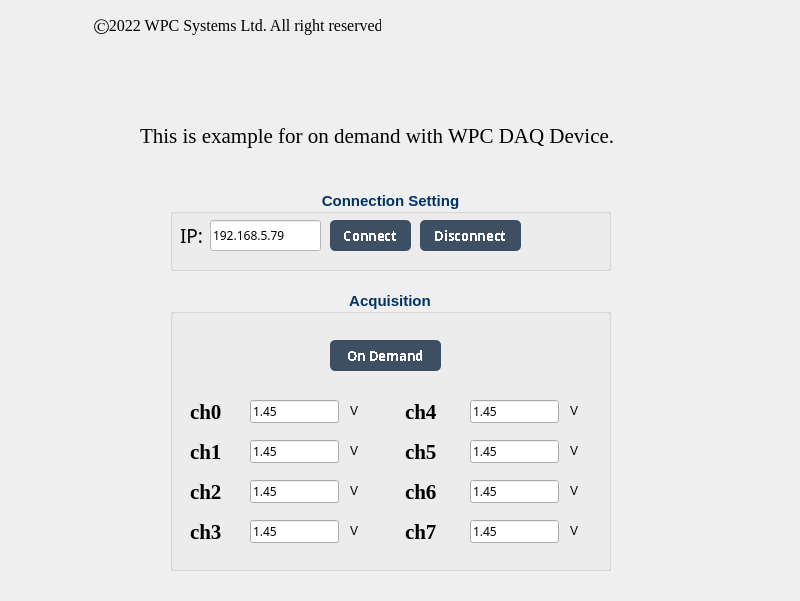
This is examples/GUI/AIO/Example_analog_input_on_demand/UI_design/example_GUI_AI_on_demand.ui in WPC-Systems-Ltd/WPC_Python_driver_release as Qt 5 draws it before an edit. The edited form follows.
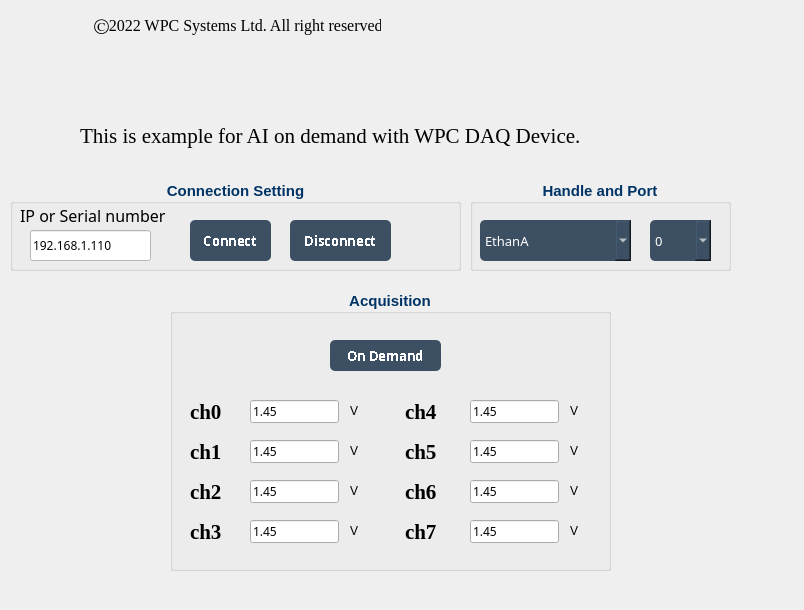
This is the edited form. Icons and pictures are not drawn.

Commit message:
v1.1.0 - New products release EthanO & EthanL (#51)
v1.1.0 Date: 2022/11/23, Developer: Chunglee_people
-----------------------------------------------------------

### Added
- Add handle combobox in GUI example code
- Add product `EthanL` & `EthanO`
- Add `AO_waveform_generation.py` example code

### Changed
- Update `WPC_DAQ_Devices_User_Manual` from r19 to r20

```diff
--- a/examples/GUI/AIO/Example_analog_input_on_demand/UI_design/example_GUI_AI_on_demand.ui
+++ b/examples/GUI/AIO/Example_analog_input_on_demand/UI_design/example_GUI_AI_on_demand.ui
@@ -6,8 +6,8 @@
    <rect>
     <x>0</x>
     <y>0</y>
-    <width>800</width>
-    <height>601</height>
+    <width>804</width>
+    <height>610</height>
    </rect>
   </property>
   <property name="minimumSize">
@@ -23,10 +23,10 @@
    <widget class="QGroupBox" name="groupBox_connection">
     <property name="geometry">
      <rect>
-      <x>170</x>
-      <y>190</y>
-      <width>441</width>
-      <height>81</height>
+      <x>10</x>
+      <y>180</y>
+      <width>451</width>
+      <height>91</height>
      </rect>
     </property>
     <property name="palette">
@@ -494,70 +494,12 @@
     <property name="checkable">
      <bool>false</bool>
     </property>
-    <widget class="QLabel" name="lb_ip">
-     <property name="geometry">
-      <rect>
-       <x>10</x>
-       <y>30</y>
-       <width>31</width>
-       <height>31</height>
-      </rect>
-     </property>
-     <property name="palette">
-      <palette>
-       <active>
-        <colorrole role="WindowText">
-         <brush brushstyle="SolidPattern">
-          <color alpha="255">
-           <red>0</red>
-           <green>0</green>
-           <blue>0</blue>
-          </color>
-         </brush>
-        </colorrole>
-       </active>
-       <inactive>
-        <colorrole role="WindowText">
-         <brush brushstyle="SolidPattern">
-          <color alpha="255">
-           <red>0</red>
-           <green>0</green>
-           <blue>0</blue>
-          </color>
-         </brush>
-        </colorrole>
-       </inactive>
-       <disabled>
-        <colorrole role="WindowText">
-         <brush brushstyle="SolidPattern">
-          <color alpha="255">
-           <red>127</red>
-           <green>127</green>
-           <blue>127</blue>
-          </color>
-         </brush>
-        </colorrole>
-       </disabled>
-      </palette>
-     </property>
-     <property name="font">
-      <font>
-       <family>微軟正黑體</family>
-       <pointsize>14</pointsize>
-       <weight>50</weight>
-       <bold>false</bold>
-      </font>
-     </property>
-     <property name="text">
-      <string>IP:</string>
-     </property>
-    </widget>
     <widget class="QLineEdit" name="lineEdit_IP">
      <property name="geometry">
       <rect>
-       <x>40</x>
-       <y>30</y>
-       <width>111</width>
+       <x>20</x>
+       <y>50</y>
+       <width>121</width>
        <height>31</height>
       </rect>
      </property>
@@ -570,16 +512,16 @@
       </font>
      </property>
      <property name="text">
-      <string>192.168.5.79</string>
+      <string>192.168.1.110</string>
      </property>
     </widget>
     <widget class="QPushButton" name="btn_connect">
      <property name="geometry">
       <rect>
-       <x>160</x>
-       <y>30</y>
+       <x>180</x>
+       <y>40</y>
        <width>81</width>
-       <height>31</height>
+       <height>41</height>
       </rect>
      </property>
      <property name="palette">
@@ -1058,10 +1000,10 @@
     <widget class="QPushButton" name="btn_disconnect">
      <property name="geometry">
       <rect>
-       <x>250</x>
-       <y>30</y>
+       <x>280</x>
+       <y>40</y>
        <width>101</width>
-       <height>31</height>
+       <height>41</height>
       </rect>
      </property>
      <property name="palette">
@@ -1540,8 +1482,8 @@
     <widget class="QLabel" name="lb_led">
      <property name="geometry">
       <rect>
-       <x>370</x>
-       <y>20</y>
+       <x>390</x>
+       <y>30</y>
        <width>51</width>
        <height>51</height>
       </rect>
@@ -1556,7 +1498,64 @@
       <bool>true</bool>
      </property>
     </widget>
-    <zorder>lb_ip</zorder>
+    <widget class="QLabel" name="lb_ip">
+     <property name="geometry">
+      <rect>
+       <x>10</x>
+       <y>20</y>
+       <width>191</width>
+       <height>31</height>
+      </rect>
+     </property>
+     <property name="palette">
+      <palette>
+       <active>
+        <colorrole role="WindowText">
+         <brush brushstyle="SolidPattern">
+          <color alpha="255">
+           <red>0</red>
+           <green>0</green>
+           <blue>0</blue>
+          </color>
+         </brush>
+        </colorrole>
+       </active>
+       <inactive>
+        <colorrole role="WindowText">
+         <brush brushstyle="SolidPattern">
+          <color alpha="255">
+           <red>0</red>
+           <green>0</green>
+           <blue>0</blue>
+          </color>
+         </brush>
+        </colorrole>
+       </inactive>
+       <disabled>
+        <colorrole role="WindowText">
+         <brush brushstyle="SolidPattern">
+          <color alpha="255">
+           <red>127</red>
+           <green>127</green>
+           <blue>127</blue>
+          </color>
+         </brush>
+        </colorrole>
+       </disabled>
+      </palette>
+     </property>
+     <property name="font">
+      <font>
+       <family>微軟正黑體</family>
+       <pointsize>12</pointsize>
+       <weight>50</weight>
+       <bold>false</bold>
+      </font>
+     </property>
+     <property name="text">
+      <string>IP or Serial number</string>
+     </property>
+    </widget>
     <zorder>btn_connect</zorder>
     <zorder>lineEdit_IP</zorder>
     <zorder>btn_disconnect</zorder>
@@ -1584,9 +1583,9 @@
    <widget class="QLabel" name="lb_declare">
     <property name="geometry">
      <rect>
-      <x>140</x>
+      <x>80</x>
       <y>120</y>
-      <width>611</width>
+      <width>651</width>
       <height>31</height>
      </rect>
     </property>
@@ -1597,7 +1596,7 @@
      </font>
     </property>
     <property name="text">
-     <string>This is example for on demand with WPC DAQ Device.</string>
+     <string>This is example for AI on demand with WPC DAQ Device.</string>
     </property>
    </widget>
    <widget class="QLabel" name="lb_trademark">
@@ -3016,6 +3015,969 @@
      <bool>false</bool>
     </property>
    </widget>
+   <widget class="QGroupBox" name="groupBox_handle">
+    <property name="geometry">
+     <rect>
+      <x>470</x>
+      <y>180</y>
+      <width>261</width>
+      <height>91</height>
+     </rect>
+    </property>
+    <property name="palette">
+     <palette>
+      <active>
+       <colorrole role="WindowText">
+        <brush brushstyle="SolidPattern">
+         <color alpha="255">
+          <red>0</red>
+          <green>51</green>
+          <blue>102</blue>
+         </color>
+        </brush>
+       </colorrole>
+       <colorrole role="Button">
+        <brush brushstyle="SolidPattern">
+         <color alpha="255">
+          <red>255</red>
+          <green>255</green>
+          <blue>255</blue>
+         </color>
+        </brush>
+       </colorrole>
+       <colorrole role="Light">
+        <brush brushstyle="SolidPattern">
+         <color alpha="255">
+          <red>255</red>
+          <green>255</green>
+          <blue>255</blue>
+         </color>
+        </brush>
+       </colorrole>
+       <colorrole role="Midlight">
+        <brush brushstyle="SolidPattern">
+         <color alpha="255">
+          <red>255</red>
+          <green>255</green>
+          <blue>255</blue>
+         </color>
+        </brush>
+       </colorrole>
+       <colorrole role="Dark">
+        <brush brushstyle="SolidPattern">
+         <color alpha="255">
+          <red>127</red>
+          <green>127</green>
+          <blue>127</blue>
+         </color>
+        </brush>
+       </colorrole>
+       <colorrole role="Mid">
+        <brush brushstyle="SolidPattern">
+         <color alpha="255">
+          <red>170</red>
+          <green>170</green>
+          <blue>170</blue>
+         </color>
+        </brush>
+       </colorrole>
+       <colorrole role="Text">
+        <brush brushstyle="SolidPattern">
+         <color alpha="255">
+          <red>0</red>
+          <green>0</green>
+          <blue>0</blue>
+         </color>
+        </brush>
+       </colorrole>
+       <colorrole role="BrightText">
+        <brush brushstyle="SolidPattern">
+         <color alpha="255">
+          <red>255</red>
+          <green>255</green>
+          <blue>255</blue>
+         </color>
+        </brush>
+       </colorrole>
+       <colorrole role="ButtonText">
+        <brush brushstyle="SolidPattern">
+         <color alpha="255">
+          <red>0</red>
+          <green>0</green>
+          <blue>0</blue>
+         </color>
+        </brush>
+       </colorrole>
+       <colorrole role="Base">
+        <brush brushstyle="SolidPattern">
+         <color alpha="255">
+          <red>255</red>
+          <green>255</green>
+          <blue>255</blue>
+         </color>
+        </brush>
+       </colorrole>
+       <colorrole role="Window">
+        <brush brushstyle="SolidPattern">
+         <color alpha="255">
+          <red>255</red>
+          <green>255</green>
+          <blue>255</blue>
+         </color>
+        </brush>
+       </colorrole>
+       <colorrole role="Shadow">
+        <brush brushstyle="SolidPattern">
+         <color alpha="255">
+          <red>0</red>
+          <green>0</green>
+          <blue>0</blue>
+         </color>
+        </brush>
+       </colorrole>
+       <colorrole role="AlternateBase">
+        <brush brushstyle="SolidPattern">
+         <color alpha="255">
+          <red>255</red>
+          <green>255</green>
+          <blue>255</blue>
+         </color>
+        </brush>
+       </colorrole>
+       <colorrole role="ToolTipBase">
+        <brush brushstyle="SolidPattern">
+         <color alpha="255">
+          <red>255</red>
+          <green>255</green>
+          <blue>220</blue>
+         </color>
+        </brush>
+       </colorrole>
+       <colorrole role="ToolTipText">
+        <brush brushstyle="SolidPattern">
+         <color alpha="255">
+          <red>0</red>
+          <green>0</green>
+          <blue>0</blue>
+         </color>
+        </brush>
+       </colorrole>
+       <colorrole role="PlaceholderText">
+        <brush brushstyle="NoBrush">
+         <color alpha="128">
+          <red>0</red>
+          <green>0</green>
+          <blue>0</blue>
+         </color>
+        </brush>
+       </colorrole>
+      </active>
+      <inactive>
+       <colorrole role="WindowText">
+        <brush brushstyle="SolidPattern">
+         <color alpha="255">
+          <red>0</red>
+          <green>51</green>
+          <blue>102</blue>
+         </color>
+        </brush>
+       </colorrole>
+       <colorrole role="Button">
+        <brush brushstyle="SolidPattern">
+         <color alpha="255">
+          <red>255</red>
+          <green>255</green>
+          <blue>255</blue>
+         </color>
+        </brush>
+       </colorrole>
+       <colorrole role="Light">
+        <brush brushstyle="SolidPattern">
+         <color alpha="255">
+          <red>255</red>
+          <green>255</green>
+          <blue>255</blue>
+         </color>
+        </brush>
+       </colorrole>
+       <colorrole role="Midlight">
+        <brush brushstyle="SolidPattern">
+         <color alpha="255">
+          <red>255</red>
+          <green>255</green>
+          <blue>255</blue>
+         </color>
+        </brush>
+       </colorrole>
+       <colorrole role="Dark">
+        <brush brushstyle="SolidPattern">
+         <color alpha="255">
+          <red>127</red>
+          <green>127</green>
+          <blue>127</blue>
+         </color>
+        </brush>
+       </colorrole>
+       <colorrole role="Mid">
+        <brush brushstyle="SolidPattern">
+         <color alpha="255">
+          <red>170</red>
+          <green>170</green>
+          <blue>170</blue>
+         </color>
+        </brush>
+       </colorrole>
+       <colorrole role="Text">
+        <brush brushstyle="SolidPattern">
+         <color alpha="255">
+          <red>0</red>
+          <green>0</green>
+          <blue>0</blue>
+         </color>
+        </brush>
+       </colorrole>
+       <colorrole role="BrightText">
+        <brush brushstyle="SolidPattern">
+         <color alpha="255">
+          <red>255</red>
+          <green>255</green>
+          <blue>255</blue>
+         </color>
+        </brush>
+       </colorrole>
+       <colorrole role="ButtonText">
+        <brush brushstyle="SolidPattern">
+         <color alpha="255">
+          <red>0</red>
+          <green>0</green>
+          <blue>0</blue>
+         </color>
+        </brush>
+       </colorrole>
+       <colorrole role="Base">
+        <brush brushstyle="SolidPattern">
+         <color alpha="255">
+          <red>255</red>
+          <green>255</green>
+          <blue>255</blue>
+         </color>
+        </brush>
+       </colorrole>
+       <colorrole role="Window">
+        <brush brushstyle="SolidPattern">
+         <color alpha="255">
+          <red>255</red>
+          <green>255</green>
+          <blue>255</blue>
+         </color>
+        </brush>
+       </colorrole>
+       <colorrole role="Shadow">
+        <brush brushstyle="SolidPattern">
+         <color alpha="255">
+          <red>0</red>
+          <green>0</green>
+          <blue>0</blue>
+         </color>
+        </brush>
+       </colorrole>
+       <colorrole role="AlternateBase">
+        <brush brushstyle="SolidPattern">
+         <color alpha="255">
+          <red>255</red>
+          <green>255</green>
+          <blue>255</blue>
+         </color>
+        </brush>
+       </colorrole>
+       <colorrole role="ToolTipBase">
+        <brush brushstyle="SolidPattern">
+         <color alpha="255">
+          <red>255</red>
+          <green>255</green>
+          <blue>220</blue>
+         </color>
+        </brush>
+       </colorrole>
+       <colorrole role="ToolTipText">
+        <brush brushstyle="SolidPattern">
+         <color alpha="255">
+          <red>0</red>
+          <green>0</green>
+          <blue>0</blue>
+         </color>
+        </brush>
+       </colorrole>
+       <colorrole role="PlaceholderText">
+        <brush brushstyle="NoBrush">
+         <color alpha="128">
+          <red>0</red>
+          <green>0</green>
+          <blue>0</blue>
+         </color>
+        </brush>
+       </colorrole>
+      </inactive>
+      <disabled>
+       <colorrole role="WindowText">
+        <brush brushstyle="SolidPattern">
+         <color alpha="255">
+          <red>127</red>
+          <green>127</green>
+          <blue>127</blue>
+         </color>
+        </brush>
+       </colorrole>
+       <colorrole role="Button">
+        <brush brushstyle="SolidPattern">
+         <color alpha="255">
+          <red>255</red>
+          <green>255</green>
+          <blue>255</blue>
+         </color>
+        </brush>
+       </colorrole>
+       <colorrole role="Light">
+        <brush brushstyle="SolidPattern">
+         <color alpha="255">
+          <red>255</red>
+          <green>255</green>
+          <blue>255</blue>
+         </color>
+        </brush>
+       </colorrole>
+       <colorrole role="Midlight">
+        <brush brushstyle="SolidPattern">
+         <color alpha="255">
+          <red>255</red>
+          <green>255</green>
+          <blue>255</blue>
+         </color>
+        </brush>
+       </colorrole>
+       <colorrole role="Dark">
+        <brush brushstyle="SolidPattern">
+         <color alpha="255">
+          <red>127</red>
+          <green>127</green>
+          <blue>127</blue>
+         </color>
+        </brush>
+       </colorrole>
+       <colorrole role="Mid">
+        <brush brushstyle="SolidPattern">
+         <color alpha="255">
+          <red>170</red>
+          <green>170</green>
+          <blue>170</blue>
+         </color>
+        </brush>
+       </colorrole>
+       <colorrole role="Text">
+        <brush brushstyle="SolidPattern">
+         <color alpha="255">
+          <red>127</red>
+          <green>127</green>
+          <blue>127</blue>
+         </color>
+        </brush>
+       </colorrole>
+       <colorrole role="BrightText">
+        <brush brushstyle="SolidPattern">
+         <color alpha="255">
+          <red>255</red>
+          <green>255</green>
+          <blue>255</blue>
+         </color>
+        </brush>
+       </colorrole>
+       <colorrole role="ButtonText">
+        <brush brushstyle="SolidPattern">
+         <color alpha="255">
+          <red>127</red>
+          <green>127</green>
+          <blue>127</blue>
+         </color>
+        </brush>
+       </colorrole>
+       <colorrole role="Base">
+        <brush brushstyle="SolidPattern">
+         <color alpha="255">
+          <red>255</red>
+          <green>255</green>
+          <blue>255</blue>
+         </color>
+        </brush>
+       </colorrole>
+       <colorrole role="Window">
+        <brush brushstyle="SolidPattern">
+         <color alpha="255">
+          <red>255</red>
+          <green>255</green>
+          <blue>255</blue>
+         </color>
+        </brush>
+       </colorrole>
+       <colorrole role="Shadow">
+        <brush brushstyle="SolidPattern">
+         <color alpha="255">
+          <red>0</red>
+          <green>0</green>
+          <blue>0</blue>
+         </color>
+        </brush>
+       </colorrole>
+       <colorrole role="AlternateBase">
+        <brush brushstyle="SolidPattern">
+         <color alpha="255">
+          <red>255</red>
+          <green>255</green>
+          <blue>255</blue>
+         </color>
+        </brush>
+       </colorrole>
+       <colorrole role="ToolTipBase">
+        <brush brushstyle="SolidPattern">
+         <color alpha="255">
+          <red>255</red>
+          <green>255</green>
+          <blue>220</blue>
+         </color>
+        </brush>
+       </colorrole>
+       <colorrole role="ToolTipText">
+        <brush brushstyle="SolidPattern">
+         <color alpha="255">
+          <red>0</red>
+          <green>0</green>
+          <blue>0</blue>
+         </color>
+        </brush>
+       </colorrole>
+       <colorrole role="PlaceholderText">
+        <brush brushstyle="NoBrush">
+         <color alpha="128">
+          <red>0</red>
+          <green>0</green>
+          <blue>0</blue>
+         </color>
+        </brush>
+       </colorrole>
+      </disabled>
+     </palette>
+    </property>
+    <property name="font">
+     <font>
+      <family>Arial</family>
+      <pointsize>11</pointsize>
+      <weight>75</weight>
+      <bold>true</bold>
+     </font>
+    </property>
+    <property name="layoutDirection">
+     <enum>Qt::LeftToRight</enum>
+    </property>
+    <property name="title">
+     <string>Handle and Port</string>
+    </property>
+    <property name="alignment">
+     <set>Qt::AlignCenter</set>
+    </property>
+    <property name="flat">
+     <bool>false</bool>
+    </property>
+    <property name="checkable">
+     <bool>false</bool>
+    </property>
+   </widget>
+   <widget class="QComboBox" name="comboBox_handle">
+    <property name="geometry">
+     <rect>
+      <x>480</x>
+      <y>220</y>
+      <width>151</width>
+      <height>41</height>
+     </rect>
+    </property>
+    <property name="palette">
+     <palette>
+      <active>
+       <colorrole role="WindowText">
+        <brush brushstyle="SolidPattern">
+         <color alpha="255">
+          <red>255</red>
+          <green>255</green>
+          <blue>255</blue>
+         </color>
+        </brush>
+       </colorrole>
+       <colorrole role="Button">
+        <brush brushstyle="SolidPattern">
+         <color alpha="255">
+          <red>61</red>
+          <green>79</green>
+          <blue>99</blue>
+         </color>
+        </brush>
+       </colorrole>
+       <colorrole role="Text">
+        <brush brushstyle="SolidPattern">
+         <color alpha="255">
+          <red>255</red>
+          <green>255</green>
+          <blue>255</blue>
+         </color>
+        </brush>
+       </colorrole>
+       <colorrole role="ButtonText">
+        <brush brushstyle="SolidPattern">
+         <color alpha="255">
+          <red>255</red>
+          <green>255</green>
+          <blue>255</blue>
+         </color>
+        </brush>
+       </colorrole>
+       <colorrole role="Base">
+        <brush brushstyle="SolidPattern">
+         <color alpha="255">
+          <red>61</red>
+          <green>79</green>
+          <blue>99</blue>
+         </color>
+        </brush>
+       </colorrole>
+       <colorrole role="Window">
+        <brush brushstyle="SolidPattern">
+         <color alpha="255">
+          <red>61</red>
+          <green>79</green>
+          <blue>99</blue>
+         </color>
+        </brush>
+       </colorrole>
+       <colorrole role="PlaceholderText">
+        <brush brushstyle="NoBrush">
+         <color alpha="128">
+          <red>255</red>
+          <green>255</green>
+          <blue>255</blue>
+         </color>
+        </brush>
+       </colorrole>
+      </active>
+      <inactive>
+       <colorrole role="WindowText">
+        <brush brushstyle="SolidPattern">
+         <color alpha="255">
+          <red>255</red>
+          <green>255</green>
+          <blue>255</blue>
+         </color>
+        </brush>
+       </colorrole>
+       <colorrole role="Button">
+        <brush brushstyle="SolidPattern">
+         <color alpha="255">
+          <red>61</red>
+          <green>79</green>
+          <blue>99</blue>
+         </color>
+        </brush>
+       </colorrole>
+       <colorrole role="Text">
+        <brush brushstyle="SolidPattern">
+         <color alpha="255">
+          <red>255</red>
+          <green>255</green>
+          <blue>255</blue>
+         </color>
+        </brush>
+       </colorrole>
+       <colorrole role="ButtonText">
+        <brush brushstyle="SolidPattern">
+         <color alpha="255">
+          <red>255</red>
+          <green>255</green>
+          <blue>255</blue>
+         </color>
+        </brush>
+       </colorrole>
+       <colorrole role="Base">
+        <brush brushstyle="SolidPattern">
+         <color alpha="255">
+          <red>61</red>
+          <green>79</green>
+          <blue>99</blue>
+         </color>
+        </brush>
+       </colorrole>
+       <colorrole role="Window">
+        <brush brushstyle="SolidPattern">
+         <color alpha="255">
+          <red>61</red>
+          <green>79</green>
+          <blue>99</blue>
+         </color>
+        </brush>
+       </colorrole>
+       <colorrole role="PlaceholderText">
+        <brush brushstyle="NoBrush">
+         <color alpha="128">
+          <red>255</red>
+          <green>255</green>
+          <blue>255</blue>
+         </color>
+        </brush>
+       </colorrole>
+      </inactive>
+      <disabled>
+       <colorrole role="WindowText">
+        <brush brushstyle="SolidPattern">
+         <color alpha="255">
+          <red>255</red>
+          <green>255</green>
+          <blue>255</blue>
+         </color>
+        </brush>
+       </colorrole>
+       <colorrole role="Button">
+        <brush brushstyle="SolidPattern">
+         <color alpha="255">
+          <red>61</red>
+          <green>79</green>
+          <blue>99</blue>
+         </color>
+        </brush>
+       </colorrole>
+       <colorrole role="Text">
+        <brush brushstyle="SolidPattern">
+         <color alpha="255">
+          <red>255</red>
+          <green>255</green>
+          <blue>255</blue>
+         </color>
+        </brush>
+       </colorrole>
+       <colorrole role="ButtonText">
+        <brush brushstyle="SolidPattern">
+         <color alpha="255">
+          <red>255</red>
+          <green>255</green>
+          <blue>255</blue>
+         </color>
+        </brush>
+       </colorrole>
+       <colorrole role="Base">
+        <brush brushstyle="SolidPattern">
+         <color alpha="255">
+          <red>61</red>
+          <green>79</green>
+          <blue>99</blue>
+         </color>
+        </brush>
+       </colorrole>
+       <colorrole role="Window">
+        <brush brushstyle="SolidPattern">
+         <color alpha="255">
+          <red>61</red>
+          <green>79</green>
+          <blue>99</blue>
+         </color>
+        </brush>
+       </colorrole>
+       <colorrole role="PlaceholderText">
+        <brush brushstyle="NoBrush">
+         <color alpha="128">
+          <red>255</red>
+          <green>255</green>
+          <blue>255</blue>
+         </color>
+        </brush>
+       </colorrole>
+      </disabled>
+     </palette>
+    </property>
+    <property name="font">
+     <font>
+      <family>微軟正黑體</family>
+      <pointsize>10</pointsize>
+      <weight>50</weight>
+      <bold>false</bold>
+      <kerning>true</kerning>
+     </font>
+    </property>
+    <property name="styleSheet">
+     <string notr="true">background-color: rgb(61, 79, 99);
+border-radius : 5px;
+color:  rgb(255, 255, 255); </string>
+    </property>
+    <property name="currentText">
+     <string>EthanA</string>
+    </property>
+    <property name="currentIndex">
+     <number>1</number>
+    </property>
+    <property name="minimumContentsLength">
+     <number>0</number>
+    </property>
+    <item>
+     <property name="text">
+      <string>WifiDAQE3A</string>
+     </property>
+    </item>
+    <item>
+     <property name="text">
+      <string>EthanA</string>
+     </property>
+    </item>
+    <item>
+     <property name="text">
+      <string>USBDAQF1AD</string>
+     </property>
+    </item>
+    <item>
+     <property name="text">
+      <string>USBDAQF1AOD</string>
+     </property>
+    </item>
+   </widget>
+   <widget class="QComboBox" name="comboBox_port">
+    <property name="geometry">
+     <rect>
+      <x>650</x>
+      <y>220</y>
+      <width>61</width>
+      <height>41</height>
+     </rect>
+    </property>
+    <property name="palette">
+     <palette>
+      <active>
+       <colorrole role="WindowText">
+        <brush brushstyle="SolidPattern">
+         <color alpha="255">
+          <red>255</red>
+          <green>255</green>
+          <blue>255</blue>
+         </color>
+        </brush>
+       </colorrole>
+       <colorrole role="Button">
+        <brush brushstyle="SolidPattern">
+         <color alpha="255">
+          <red>61</red>
+          <green>79</green>
+          <blue>99</blue>
+         </color>
+        </brush>
+       </colorrole>
+       <colorrole role="Text">
+        <brush brushstyle="SolidPattern">
+         <color alpha="255">
+          <red>255</red>
+          <green>255</green>
+          <blue>255</blue>
+         </color>
+        </brush>
+       </colorrole>
+       <colorrole role="ButtonText">
+        <brush brushstyle="SolidPattern">
+         <color alpha="255">
+          <red>255</red>
+          <green>255</green>
+          <blue>255</blue>
+         </color>
+        </brush>
+       </colorrole>
+       <colorrole role="Base">
+        <brush brushstyle="SolidPattern">
+         <color alpha="255">
+          <red>61</red>
+          <green>79</green>
+          <blue>99</blue>
+         </color>
+        </brush>
+       </colorrole>
+       <colorrole role="Window">
+        <brush brushstyle="SolidPattern">
+         <color alpha="255">
+          <red>61</red>
+          <green>79</green>
+          <blue>99</blue>
+         </color>
+        </brush>
+       </colorrole>
+       <colorrole role="PlaceholderText">
+        <brush brushstyle="NoBrush">
+         <color alpha="128">
+          <red>255</red>
+          <green>255</green>
+          <blue>255</blue>
+         </color>
+        </brush>
+       </colorrole>
+      </active>
+      <inactive>
+       <colorrole role="WindowText">
+        <brush brushstyle="SolidPattern">
+         <color alpha="255">
+          <red>255</red>
+          <green>255</green>
+          <blue>255</blue>
+         </color>
+        </brush>
+       </colorrole>
+       <colorrole role="Button">
+        <brush brushstyle="SolidPattern">
+         <color alpha="255">
+          <red>61</red>
+          <green>79</green>
+          <blue>99</blue>
+         </color>
+        </brush>
+       </colorrole>
+       <colorrole role="Text">
+        <brush brushstyle="SolidPattern">
+         <color alpha="255">
+          <red>255</red>
+          <green>255</green>
+          <blue>255</blue>
+         </color>
+        </brush>
+       </colorrole>
+       <colorrole role="ButtonText">
+        <brush brushstyle="SolidPattern">
+         <color alpha="255">
+          <red>255</red>
+          <green>255</green>
+          <blue>255</blue>
+         </color>
+        </brush>
+       </colorrole>
+       <colorrole role="Base">
+        <brush brushstyle="SolidPattern">
+         <color alpha="255">
+          <red>61</red>
+          <green>79</green>
+          <blue>99</blue>
+         </color>
+        </brush>
+       </colorrole>
+       <colorrole role="Window">
+        <brush brushstyle="SolidPattern">
+         <color alpha="255">
+          <red>61</red>
+          <green>79</green>
+          <blue>99</blue>
+         </color>
+        </brush>
+       </colorrole>
+       <colorrole role="PlaceholderText">
+        <brush brushstyle="NoBrush">
+         <color alpha="128">
+          <red>255</red>
+          <green>255</green>
+          <blue>255</blue>
+         </color>
+        </brush>
+       </colorrole>
+      </inactive>
+      <disabled>
+       <colorrole role="WindowText">
+        <brush brushstyle="SolidPattern">
+         <color alpha="255">
+          <red>255</red>
+          <green>255</green>
+          <blue>255</blue>
+         </color>
+        </brush>
+       </colorrole>
+       <colorrole role="Button">
+        <brush brushstyle="SolidPattern">
+         <color alpha="255">
+          <red>61</red>
+          <green>79</green>
+          <blue>99</blue>
+         </color>
+        </brush>
+       </colorrole>
+       <colorrole role="Text">
+        <brush brushstyle="SolidPattern">
+         <color alpha="255">
+          <red>255</red>
+          <green>255</green>
+          <blue>255</blue>
+         </color>
+        </brush>
+       </colorrole>
+       <colorrole role="ButtonText">
+        <brush brushstyle="SolidPattern">
+         <color alpha="255">
+          <red>255</red>
+          <green>255</green>
+          <blue>255</blue>
+         </color>
+        </brush>
+       </colorrole>
+       <colorrole role="Base">
+        <brush brushstyle="SolidPattern">
+         <color alpha="255">
+          <red>61</red>
+          <green>79</green>
+          <blue>99</blue>
+         </color>
+        </brush>
+       </colorrole>
+       <colorrole role="Window">
+        <brush brushstyle="SolidPattern">
+         <color alpha="255">
+          <red>61</red>
+          <green>79</green>
+          <blue>99</blue>
+         </color>
+        </brush>
+       </colorrole>
+       <colorrole role="PlaceholderText">
+        <brush brushstyle="NoBrush">
+         <color alpha="128">
+          <red>255</red>
+          <green>255</green>
+          <blue>255</blue>
+         </color>
+        </brush>
+       </colorrole>
+      </disabled>
+     </palette>
+    </property>
+    <property name="font">
+     <font>
+      <family>微軟正黑體</family>
+      <pointsize>10</pointsize>
+      <weight>50</weight>
+      <bold>false</bold>
+      <kerning>true</kerning>
+     </font>
+    </property>
+    <property name="styleSheet">
+     <string notr="true">background-color: rgb(61, 79, 99);
+border-radius : 5px;
+color:  rgb(255, 255, 255); </string>
+    </property>
+    <property name="currentText">
+     <string>0</string>
+    </property>
+    <item>
+     <property name="text">
+      <string>0</string>
+     </property>
+    </item>
+    <item>
+     <property name="text">
+      <string>1</string>
+     </property>
+    </item>
+   </widget>
    <zorder>groupBox_connection_2</zorder>
    <zorder>groupBox_connection</zorder>
    <zorder>lb_rights</zorder>
```
Left out of the diff: 4 changed lines with no effect on the pictures. The commit also changes 339 other files.
